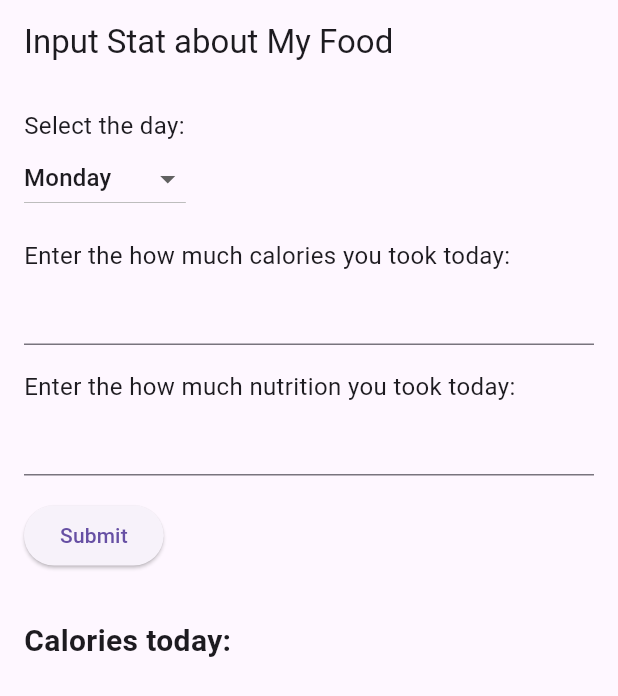
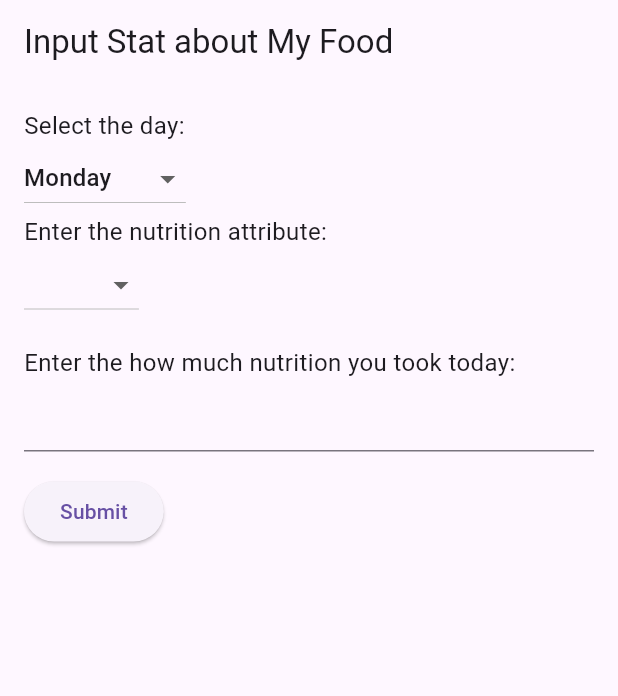
Before and after one commit to Foxtrot1207/CS3541-Group-Project, a Flutter app: the AppInitializer screen opened directly, after a tap on "Submit", on a phone screen of 412 x 824 dp. Shown: the top 696 px of the screen. Run offline on Flutter 3.47's test engine with Material 3 defaults, Android fonts, the phone set to English and light mode, and no system bars; our stand-ins replace firebase_core, firebase_database; accounts and stored records are empty.

Commit message:
Integrate InputStatView and GoalProgressView with PersonInfoController

```diff
--- a/lib/controller/inputStatController.dart
+++ b/lib/controller/inputStatController.dart
@@ -1,5 +1,9 @@
 import 'package:flutter/material.dart';
 import 'package:firebase_core/firebase_core.dart';
+import 'package:healthapp/controller/person_info_controller.dart';
+import 'package:healthapp/model/health_goal.dart';
+import 'package:healthapp/model/person_info.dart';
+
 import '../model/inputStatModel.dart';
 import '../view/inputStatView.dart';
 
@@ -33,14 +37,17 @@ class MyApp extends StatelessWidget {
 
 
 class InputStatContainer extends StatelessWidget {
-  const InputStatContainer({super.key});
+  final PersonInfoController controller;
+  const InputStatContainer({super.key, required this.controller});
 
   @override
   Widget build(BuildContext context) {
     return InputStatView(
       title: 'Input Stat about My Food',
-      addStatCallback: (String day, String calories, String nutrition) {
-        StatModel().addStat(day, calories, nutrition);
+      addStatCallback: (String day, HealthGoalAttribute attribute, double nutrition) {
+        // StatModel().addStat(day, calories, nutrition);
+        // TODO: Remove this later
+        controller.addStat(attribute, nutrition);
       },
     );
   }
--- a/lib/controller/person_info_controller.dart
+++ b/lib/controller/person_info_controller.dart
@@ -25,4 +25,13 @@ class PersonInfoController {
     personInfo.currentGoals.removeAt(index);
   }
 
+  double getStat(HealthGoalAttribute attribute) {
+    return personInfo.currentAttributes[attribute]??0;
+  }
+
+  void addStat(HealthGoalAttribute attribute, double value) {
+    // Is there a nicer way to do this in dart?
+    personInfo.currentAttributes[attribute] = (personInfo.currentAttributes[attribute]??0) + value;
+  }
+
 }
--- a/lib/inputStat.dart
+++ b/lib/inputStat.dart
@@ -1,11 +1,14 @@
 import 'package:flutter/material.dart';
 import 'package:firebase_core/firebase_core.dart';
+import 'package:healthapp/controller/person_info_controller.dart';
+import 'package:healthapp/model/person_info.dart';
 import 'controller/inputStatController.dart';
 
-
+/*
 void main() {
   runApp(AppInitializer());
 }
+*/
 
 class AppInitializer extends StatelessWidget {
   Future<FirebaseApp> initializeFirebase() async {
@@ -49,7 +52,7 @@ class MyApp extends StatelessWidget {
       theme: ThemeData(
         primarySwatch: Colors.brown,
       ),
-      home: InputStatContainer(),
+      home: InputStatContainer(controller: PersonInfoController(personInfo: PersonInfo())),
     );
   }
 }
--- a/lib/main.dart
+++ b/lib/main.dart
@@ -6,6 +6,7 @@ import 'package:healthapp/view/health_goal_input.dart';
 import 'package:healthapp/view/health_goal_view.dart';
 import 'package:healthapp/view/food_item_view.dart';
 import 'package:healthapp/view/inputStatView.dart';
+import 'package:healthapp/view/progresswidget.dart';
 import 'package:healthapp/controller/person_info_controller.dart';
 import 'package:healthapp/controller/food_item_controller.dart';
 import 'package:healthapp/model/food_item.dart';
@@ -29,8 +30,8 @@ class _MyAppState extends State<MyApp> {
   );
   final FoodItemController _foodItemController = FoodItemController(
      foodItems: [
-      FoodItem(name: "banana", calories: 100, macros: {} ),
-      FoodItem(name: "apple", calories: 200, macros: {} ),
+      FoodItem(name: "Banana", calories: 105, macros: {} ),
+      FoodItem(name: "Apple", calories: 95, macros: {} ),
      ]
   );
 
@@ -42,7 +43,8 @@ class _MyAppState extends State<MyApp> {
       FoodItemScreen(controller: _foodItemController),
       HealthGoalView(controller: _personInfoController),
       HealthGoalInputScreen(controller: _personInfoController),
-      InputStatContainer(),
+      InputStatContainer(controller: _personInfoController),
+      GoalProgressView(controller: _personInfoController),
     ];
   }
 
@@ -85,6 +87,10 @@ class _MyAppState extends State<MyApp> {
               icon: Icon(Icons.fitness_center),
               label: 'Input Stats',
             ),
+            BottomNavigationBarItem(
+              icon: Icon(Icons.numbers),
+              label: 'Progress',
+            ),
           ],
         ),
       ),
--- a/lib/model/person_info.dart
+++ b/lib/model/person_info.dart
@@ -5,6 +5,12 @@ class PersonInfo {
   Map<HealthGoalAttribute, double> currentAttributes = {};
   List<HealthGoal> currentGoals = [];
 
-  PersonInfo();
+  PersonInfo() {
+    // TODO: Pull this data from elsewhere?
+    // Fill in the currentAttributes with blank values
+    for(var attribute in HealthGoalAttribute.values) {
+      currentAttributes[attribute] = 0;
+    }
+  }
 
 }
--- a/lib/view/inputStatView.dart
+++ b/lib/view/inputStatView.dart
@@ -1,11 +1,11 @@
 
 import 'package:flutter/material.dart';
+import 'package:healthapp/model/health_goal.dart';
 
 class InputStatView extends StatefulWidget {
   final String title;
-  final TextEditingController caloriesController = TextEditingController();
   final TextEditingController nutritionController = TextEditingController();
-  final Function(String, String, String) addStatCallback;
+  final Function(String, HealthGoalAttribute, double) addStatCallback;
 
   InputStatView({
     Key? key,
@@ -20,6 +20,8 @@ class InputStatView extends StatefulWidget {
 class _InputStatViewState extends State<InputStatView> {
   String selectedDay = 'Monday';
   String caloriesToday = '';
+  HealthGoalAttribute? _selectedAttribute;
+
   @override
   Widget build(BuildContext context) {
     return Scaffold(
@@ -59,19 +61,23 @@ class _InputStatViewState extends State<InputStatView> {
                 );
               }).toList(),
             ),
-            SizedBox(height: 16),
-            Text(
-              'Enter the how much calories you took today:',
+            const Text(
+              'Enter the nutrition attribute:',
               style: TextStyle(fontSize: 16),
             ),
-            TextField(
-              controller: widget.caloriesController,
-              keyboardType: TextInputType.number,
-              onChanged: (value){
+            DropdownButton<HealthGoalAttribute>(
+              value: _selectedAttribute,
+              onChanged: (HealthGoalAttribute? newValue) {
                 setState(() {
-                  caloriesToday = value;
+                  _selectedAttribute = newValue;
                 });
               },
+              items: HealthGoalAttribute.values.map((HealthGoalAttribute attribute) {
+                return DropdownMenuItem<HealthGoalAttribute>(
+                  value: attribute,
+                  child: Text(attribute.title),
+                );
+              }).toList(),
             ),
             SizedBox(height: 16),
             Text(
@@ -87,19 +93,20 @@ class _InputStatViewState extends State<InputStatView> {
               onPressed: () {
                 widget.addStatCallback(
                   selectedDay,
-                  widget.caloriesController.text,
-                  widget.nutritionController.text,
+                  _selectedAttribute ?? HealthGoalAttribute.water,
+                  double.tryParse(widget.nutritionController.text) ?? 0,
                 );
-                widget.caloriesController.clear();
                 widget.nutritionController.clear();
               },
               child: Text('Submit'),
             ),
+/*
             SizedBox(height: 32),
             Text(
               'Calories today: $caloriesToday',
               style: TextStyle(fontSize: 20, fontWeight: FontWeight.bold),
             ),
+*/
           ],
         ),
       ),
```
Also changed, not shown: lib/view/progresswidget.dart (+19 -18 lines).
